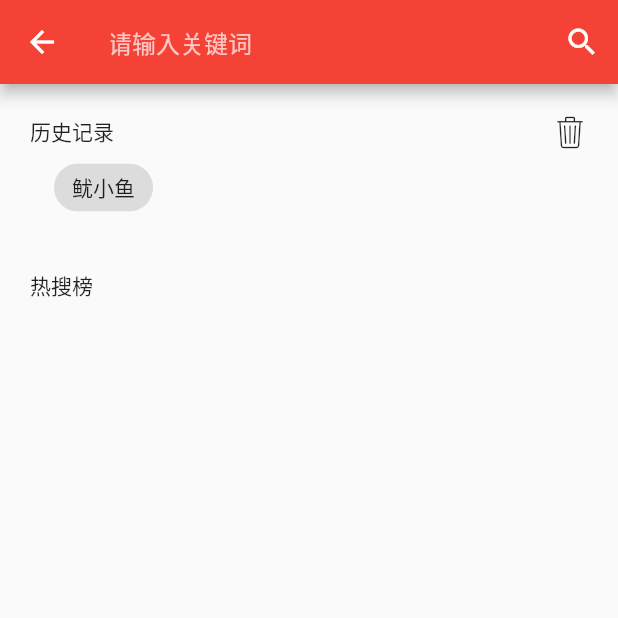
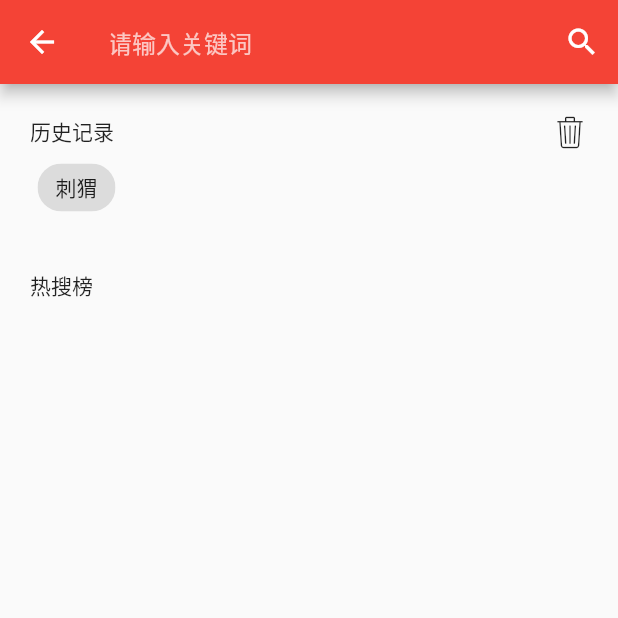
Before and after one commit to leitingting08/sum-flutter, a Flutter app: the SearchPage screen opened directly, on a phone screen of 412 x 824 dp, the top half of it. Run offline on Flutter 3.47's test engine with Material 2 defaults, Android fonts, the phone set to English and light mode, and no system bars; our stand-ins replace cookie_jar, dio, fluttertoast, shared_preferences; accounts and stored records are empty; network calls fail.

Commit message:
fix: 搜索

```diff
--- a/lib/pages/home/search.dart
+++ b/lib/pages/home/search.dart
@@ -14,7 +14,7 @@ class _SearchPageState extends State<SearchPage> {
   TextEditingController _searchController = new TextEditingController();
   // GlobalKey _formKey= new GlobalKey<FormState>();
   List _lists = [];
-  List _histryLists = ['鱿小鱼'];
+  List _histryLists = ['刺猬'];
 
   @override
   void initState() {
@@ -84,9 +84,9 @@ class _SearchPageState extends State<SearchPage> {
                 ],
               ),
               SizedBox(
-                  width: 350.0,
                   height: 50.0,
-                  child: ListView.builder(
+                  child:
+                  ListView.builder(
                     scrollDirection: Axis.horizontal,
                     itemCount: _histryLists.length,
                     itemBuilder: (BuildContext context, int index) {
```
